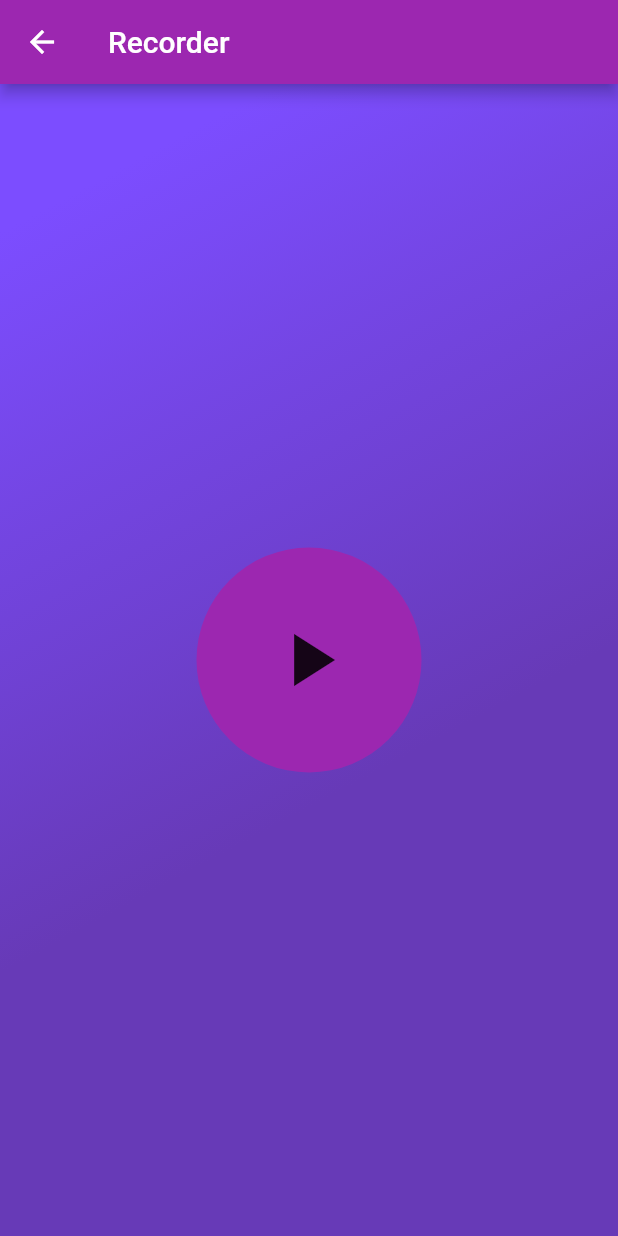
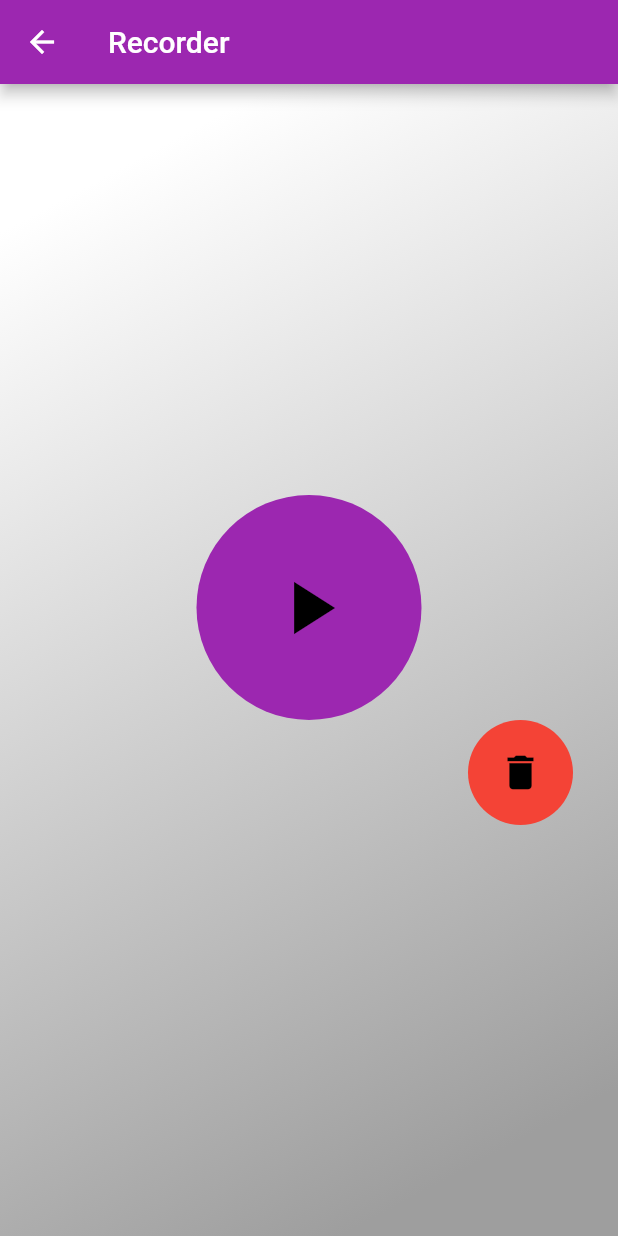
Before and after one commit to uneecorn/audiozitos, a Flutter app: the screen it shows after launch, after a tap on the "keyboard voice" icon, on a phone screen of 412 x 824 dp. Run offline on Flutter 3.47's test engine with Material 2 defaults, Android fonts, the phone set to English and light mode, and no system bars.

Commit message:
adding delete button

```diff
--- a/lib/audiozitos_app.dart
+++ b/lib/audiozitos_app.dart
@@ -14,8 +14,11 @@ class AudiozitosApp extends StatelessWidget {
           primaryColorDark: Colors.deepPurple,
           accentColor: Colors.purpleAccent,
           canvasColor: Colors.white,
-          scaffoldBackgroundColor: Colors.white30,
+          scaffoldBackgroundColor: Colors.black54,
+          dividerColor: Colors.grey,
           indicatorColor: Colors.grey,
+          splashColor: Colors.purpleAccent,
+          highlightColor: Colors.purpleAccent,
         ),
         initialRoute: '/',
         routes: <String, WidgetBuilder>{
--- a/lib/shared/containers/circle_icon_button.dart
+++ b/lib/shared/containers/circle_icon_button.dart
@@ -8,22 +8,22 @@ class CircleIconButton extends StatelessWidget {
   final double diameter;
   final Color splashColor;
   final Color highlightColor;
-
-
+  final Color iconColor;
 
   const CircleIconButton({
     @required this.iconData,
     @required this.iconSize,
     @required this.onTap,
-    @required this.primaryColor,
+    this.primaryColor,
     @required this.diameter,
-    @required this.splashColor,
-    @required this.highlightColor,
+    this.splashColor,
+    this.highlightColor,
+    this.iconColor,
   });
-
 
   @override
   Widget build(BuildContext context) => Material(
+    shadowColor: Colors.black,
     type: MaterialType.button,
     color: this.primaryColor,
     borderRadius: BorderRadius.circular(this.diameter / 2),
@@ -39,6 +39,7 @@ class CircleIconButton extends StatelessWidget {
           child: Icon(
             this.iconData,
             size: this.iconSize,
+            color: this.iconColor,
           ),
         ),
       ),
--- a/lib/ui/recorder_page.dart
+++ b/lib/ui/recorder_page.dart
@@ -31,32 +31,31 @@ class _RecorderPageState extends State<RecorderPage> {
       _startRecording();
   }
 
+  void _onDiscardButtonPressed() {
+    if (_isRecording) _stopRecording();
+    //TODO discard current recording
+  }
+
   @override
-  Widget build(BuildContext context) =>
-      Scaffold(
+  Widget build(BuildContext context) => Scaffold(
         //App Bar
         appBar: AppBar(
           title: Text('Recorder'),
           elevation:
-          Theme
-              .of(context)
-              .platform == TargetPlatform.iOS ? 0.0 : 4.0,
+              Theme.of(context).platform == TargetPlatform.iOS ? 0.0 : 4.0,
         ),
-        backgroundColor: Theme
-            .of(context)
-            .scaffoldBackgroundColor,
         body: Container(
             decoration: BoxDecoration(
               gradient: LinearGradient(
                   begin: Alignment.topLeft,
                   end: Alignment.bottomRight,
                   colors: [
-                    Colors.deepPurpleAccent,
-                    Colors.deepPurple,
+                    Colors.white,
+                    Colors.grey,
                   ],
                   stops: [
                     0.1,
-                    0.6
+                    0.9
                   ]),
             ),
             child: Column(
@@ -65,18 +64,31 @@ class _RecorderPageState extends State<RecorderPage> {
                 Center(
                   child: CircleIconButton(
                     onTap: _onStartStopButtonPressed,
-                      highlightColor: Theme.of(context).accentColor,
-                      splashColor: Theme.of(context).accentColor,
-                      iconData: _startStopButtonIconData,
+                    highlightColor: Theme.of(context).highlightColor,
+                    splashColor: Theme.of(context).splashColor,
+                    iconData: this._startStopButtonIconData,
                     iconSize: 60.0,
                     diameter: 150.0,
                     primaryColor: Theme.of(context).primaryColor,
+                    iconColor: Colors.black,
                   ),
                 ),
                 Row(
                   mainAxisAlignment: MainAxisAlignment.end,
                   children: <Widget>[
-                    //TODO: create discard button
+                    Padding(
+                      padding: EdgeInsets.fromLTRB(0.0, 0.0, 30.0, 0.0),
+                      child: CircleIconButton(
+                        onTap: this._onDiscardButtonPressed,
+                        highlightColor: Colors.redAccent,
+                        splashColor: Colors.redAccent,
+                        iconData: Icons.delete,
+                        iconSize: 30.0,
+                        diameter: 70.0,
+                        primaryColor: Colors.red,
+                        iconColor: Colors.black,
+                      ),
+                    ),
                   ],
                 ),
               ],
--- a/lib/ui/records_page.dart
+++ b/lib/ui/records_page.dart
@@ -28,8 +28,10 @@ class _RecordsPageState extends State<RecordsPage> {
         ),
         floatingActionButtonLocation: FloatingActionButtonLocation.endDocked,
         bottomNavigationBar: BottomBar(),
-        backgroundColor: Theme.of(context).scaffoldBackgroundColor,
-        body: _customScrollView,
+        body: Container(
+          color: Colors.black54,
+          child: _customScrollView,
+        ),
       );
 }
 
@@ -45,10 +47,7 @@ CustomScrollView _customScrollView = CustomScrollView(
       backgroundColor: Colors.purple,
     ),
     SliverList(
-      delegate: SliverChildListDelegate(
-          _buildList()
-      ),
-
+      delegate: SliverChildListDelegate(_buildList()),
     ),
   ],
 );
@@ -99,12 +98,15 @@ List<Widget> _buildList() {
                   fontStyle: FontStyle.italic,
                 ),
               ),
-              leading: IconButton(
-                icon: Icon(
-                  Icons.play_arrow,
-                  color: Colors.white,
+              leading: CircleAvatar(
+                backgroundColor: i.isEven ? Colors.blue : Colors.pink,
+                child: IconButton(
+                  icon: Icon(
+                    Icons.play_arrow,
+                    color: Colors.white,
+                  ),
+                  onPressed: () => debugPrint('play'),
                 ),
-                onPressed: () => debugPrint('play'),
               ),
             ),
           ),
```
Lines whose indentation alone changed are shown as unchanged.
